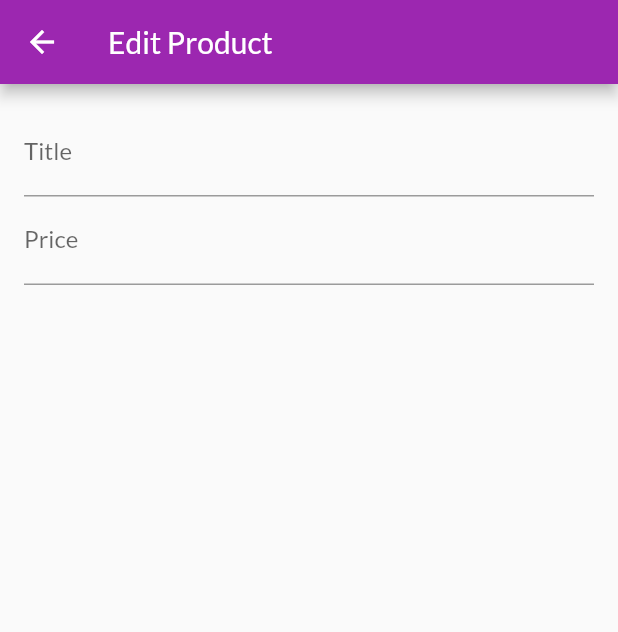
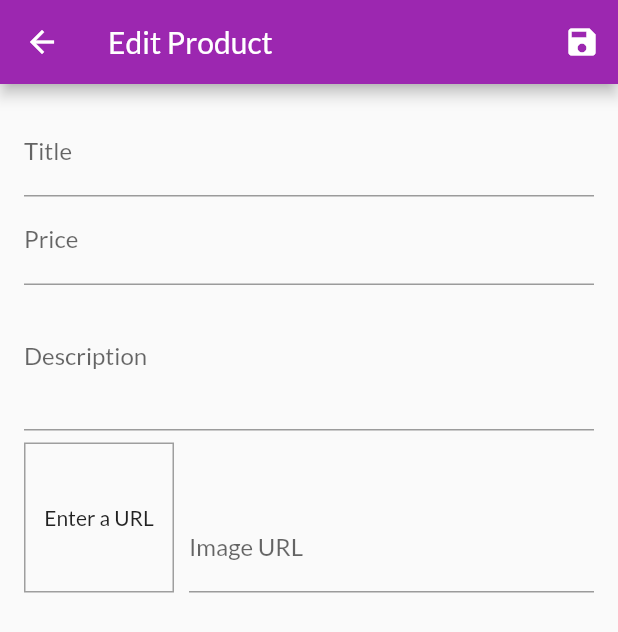
Before and after one commit to andre2ar/shop-app, a Flutter app: the EditProductScreen screen opened by its route, on a phone screen of 412 x 824 dp. Shown: the top 632 px of the screen. Run offline on Flutter 3.47's test engine with Material 2 defaults, Android fonts, the phone set to English and light mode, and no system bars; network calls fail.

Commit message:
Edit form

```diff
--- a/lib/screens/edit_product_screen.dart
+++ b/lib/screens/edit_product_screen.dart
@@ -1,4 +1,5 @@
 import 'package:flutter/material.dart';
+import 'package:shopapp/providers/product.dart';
 
 class EditProductScreen extends StatefulWidget {
   static const route = '/edit-product';
@@ -9,23 +10,81 @@ class EditProductScreen extends StatefulWidget {
 
 class _EditProductScreenState extends State<EditProductScreen> {
   final _priceFocusNode = FocusNode();
+  final _descriptionFocusNode = FocusNode();
+  final _imageUrlFocusNode = FocusNode();
+  final _form = GlobalKey<FormState>();
+  var _editedProduct = Product(
+    id: null,
+    title: '',
+    description: '',
+    price: 0,
+    imageUrl: '',
+  );
+
+  final _imageUrlController = TextEditingController();
+
+  @override
+  void initState() {
+    super.initState();
+
+    _imageUrlFocusNode.addListener(_updateImageUrl);
+  }
+
+  void _updateImageUrl() {
+    if (!_imageUrlFocusNode.hasFocus) {
+      setState(() {});
+    }
+  }
+
+  @override
+  void dispose() {
+    super.dispose();
+
+    _imageUrlFocusNode.removeListener(_updateImageUrl);
+    _priceFocusNode.dispose();
+    _descriptionFocusNode.dispose();
+    _imageUrlFocusNode.dispose();
+    _imageUrlController.dispose();
+  }
+
+  void _saveForm() {
+    _form.currentState.save();
+  }
+
   @override
   Widget build(BuildContext context) {
     return Scaffold(
       appBar: AppBar(
         title: Text('Edit Product'),
+        actions: <Widget>[
+          IconButton(
+            icon: Icon(Icons.save),
+            onPressed: _saveForm,
+          )
+        ],
       ),
       body: Padding(
         padding: const EdgeInsets.all(16.0),
         child: Form(
+          key: _form,
           child: SingleChildScrollView(
             child: Column(
               children: <Widget>[
                 TextFormField(
                   decoration: InputDecoration(labelText: 'Title'),
+                  keyboardType: TextInputType.multiline,
                   textInputAction: TextInputAction.next,
                   onFieldSubmitted: (_) {
                     FocusScope.of(context).requestFocus(_priceFocusNode);
+                  },
+                  onSaved: (value) {
+                    _editedProduct = Product(
+                      title: value,
+                      price: _editedProduct.price,
+                      description: _editedProduct.description,
+                      imageUrl: _editedProduct.imageUrl,
+                      id: null,
+                    );
                   },
                 ),
                 TextFormField(
@@ -33,7 +92,82 @@ class _EditProductScreenState extends State<EditProductScreen> {
                   textInputAction: TextInputAction.next,
                   keyboardType: TextInputType.number,
                   focusNode: _priceFocusNode,
+                  onFieldSubmitted: (_) {
+                    FocusScope.of(context).requestFocus(_descriptionFocusNode);
+                  },
+                  onSaved: (value) {
+                    _editedProduct = Product(
+                      title: _editedProduct.title,
+                      price: double.parse(value),
+                      description: _editedProduct.description,
+                      imageUrl: _editedProduct.imageUrl,
+                      id: null,
+                    );
+                  },
                 ),
+                TextFormField(
+                  decoration: InputDecoration(labelText: 'Description'),
+                  maxLines: 3,
+                  keyboardType: TextInputType.multiline,
+                  focusNode: _descriptionFocusNode,
+                  onSaved: (value) {
+                    _editedProduct = Product(
+                      title: _editedProduct.title,
+                      price: _editedProduct.price,
+                      description: value,
+                      imageUrl: _editedProduct.imageUrl,
+                      id: null,
+                    );
+                  },
+                ),
+                Row(
+                  crossAxisAlignment: CrossAxisAlignment.end,
+                  children: <Widget>[
+                    Container(
+                      width: 100,
+                      height: 100,
+                      margin: EdgeInsets.only(
+                        top: 8,
+                        right: 10,
+                      ),
+                      decoration: BoxDecoration(
+                        border: Border.all(
+                          width: 1,
+                          color: Colors.grey,
+                        ),
+                      ),
+                      child: _imageUrlController.text.isEmpty
+                          ? Center(child: Text('Enter a URL'))
+                          : FittedBox(
+                              child: Image.network(_imageUrlController.text),
+                              fit: BoxFit.cover,
+                            ),
+                    ),
+                    Expanded(
+                      child: TextFormField(
+                        decoration: InputDecoration(
+                          labelText: 'Image URL',
+                        ),
+                        keyboardType: TextInputType.url,
+                        textInputAction: TextInputAction.done,
+                        controller: _imageUrlController,
+                        focusNode: _imageUrlFocusNode,
+                        onFieldSubmitted: (_) {
+                          _saveForm();
+                        },
+                        onSaved: (value) {
+                          _editedProduct = Product(
+                            title: _editedProduct.title,
+                            price: _editedProduct.price,
+                            description: _editedProduct.description,
+                            imageUrl: value,
+                            id: null,
+                          );
+                        },
+                      ),
+                    ),
+                  ],
+                )
               ],
             ),
           ),
--- a/lib/widgets/user_product_item.dart
+++ b/lib/widgets/user_product_item.dart
@@ -27,7 +27,9 @@ class UserProductItem extends StatelessWidget {
             ),
             IconButton(
               icon: Icon(Icons.delete),
-              onPressed: () {},
+              onPressed: () {
+                Navigator.of(context).pushNamed(EditProductScreen.route);
+              },
               color: Theme.of(context).errorColor,
             ),
           ],
```
